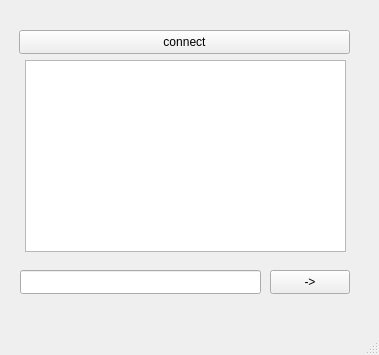
Old version of the form client/mainwindow.ui in the repository Olovat/ChatApp.
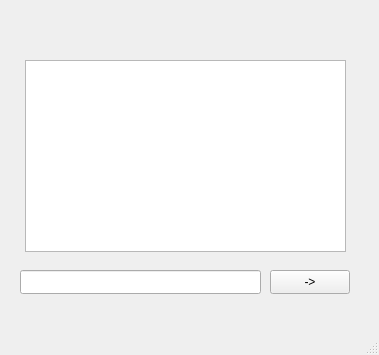
New version of the form.

Diff of the .ui file:
```diff
--- a/client/mainwindow.ui
+++ b/client/mainwindow.ui
@@ -14,19 +14,6 @@
    <string>MainWindow</string>
   </property>
   <widget class="QWidget" name="centralwidget">
-   <widget class="QPushButton" name="pushButton">
-    <property name="geometry">
-     <rect>
-      <x>19</x>
-      <y>30</y>
-      <width>331</width>
-      <height>24</height>
-     </rect>
-    </property>
-    <property name="text">
-     <string>connect</string>
-    </property>
-   </widget>
    <widget class="QLineEdit" name="lineEdit">
     <property name="geometry">
      <rect>
```
Left out of the diff: 2 changed lines with no effect on the pictures.
